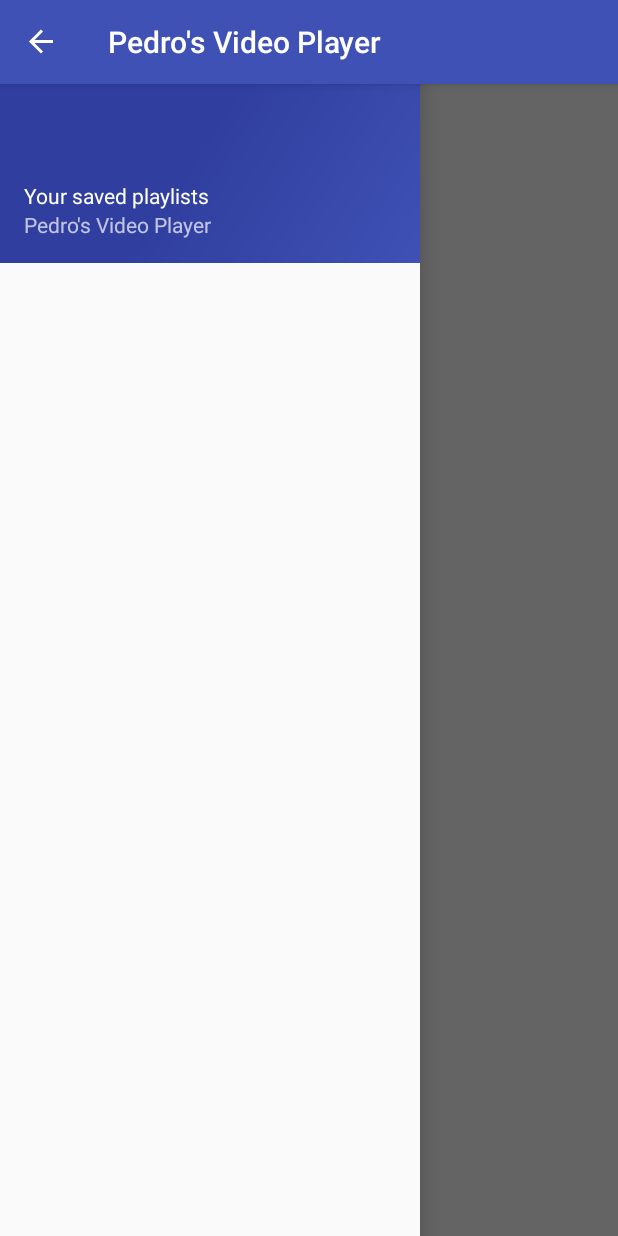
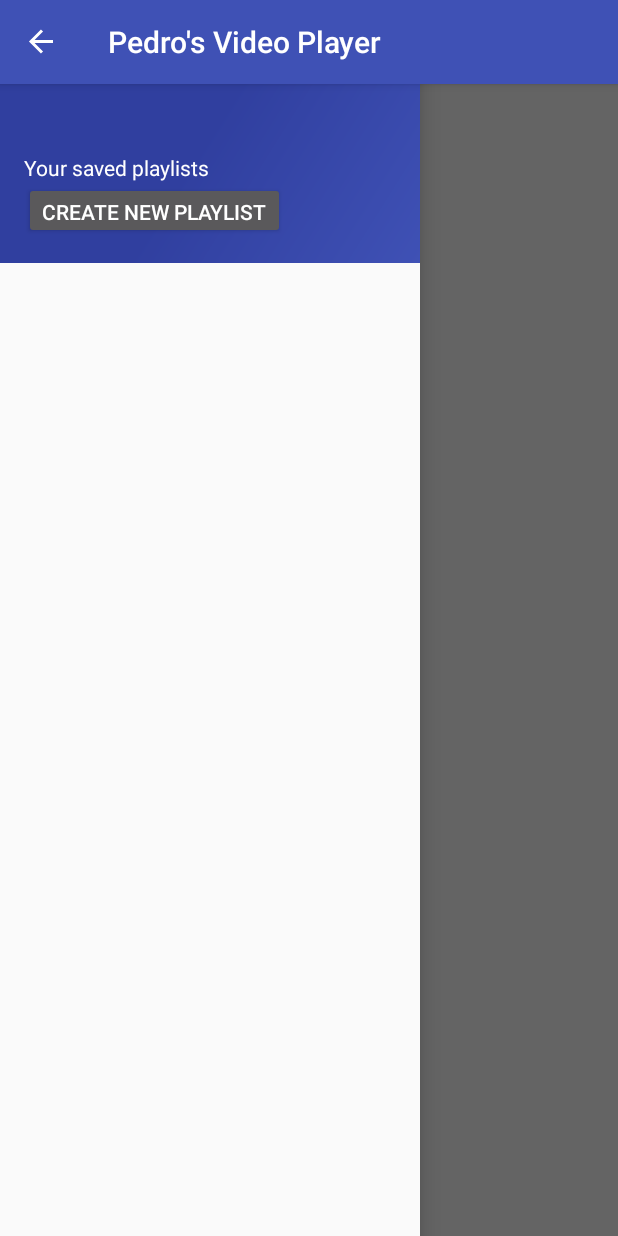
Before and after one commit to zepedropaixao/videoplayer, an Android app: the screen it shows after launch (MainActivity), with the side drawer open, on a phone screen of 412 x 824 dp. Run offline under Robolectric (Android 15) with nearby library versions, the phone set to English and light mode, and no system bars; our stand-ins replace EventBus; libraries missing offline, so code that uses them is left out: com.raizlabs.android; 3 statements that could not run were skipped.

Commit message:
Added create button to the drawer menu

```diff
--- a/app/src/main/java/me/paixao/videoplayer/activities/MainActivity.java
+++ b/app/src/main/java/me/paixao/videoplayer/activities/MainActivity.java
@@ -15,6 +15,7 @@ import android.view.Menu;
 import android.view.MenuItem;
 import android.view.View;
 import android.view.animation.TranslateAnimation;
+import android.widget.Button;
 import android.widget.EditText;
 import android.widget.GridView;
 import android.widget.ListView;
@@ -66,10 +67,22 @@ public class MainActivity extends BaseActivity
         drawer.setDrawerListener(toggle);
         toggle.syncState();
 
-        NavigationView navigationView = (NavigationView) findViewById(R.id.navigation);
+        final NavigationView navigationView = (NavigationView) findViewById(R.id.navigation);
         navigationView.setNavigationItemSelectedListener(this);
 
         updatePlaylistList();
+
+        Button createNewPlaylist = findViewById(R.id.create_new_playlist);
+        createNewPlaylist.setOnClickListener(new View.OnClickListener() {
+            @Override
+            public void onClick(View view) {
+                createNewPlaylist();
+                DrawerLayout drawer = (DrawerLayout) findViewById(R.id.drawer_layout);
+                if (drawer.isDrawerOpen(GravityCompat.START)) {
+                    drawer.closeDrawer(GravityCompat.START);
+                }
+            }
+        });
 
         BottomNavigationView bottomNavigationView = findViewById(R.id.bottom_navigation);
         bottomNavigationView.setOnNavigationItemSelectedListener(
@@ -88,6 +101,12 @@ public class MainActivity extends BaseActivity
                     }
                 });
         super.onCreate(savedInstanceState);
+    }
+
+    public void createNewPlaylist() {
+        toast(R.string.please_select_the_videos_you_wish);
+        imageAdapter.setSelectMode(true);
+        app.bus.post(new StartCreatePlaylistEvent(false));
     }
 
     public void updatePlaylistList() {
--- a/app/src/main/java/me/paixao/videoplayer/ui/adapters/ImageAdapter.java
+++ b/app/src/main/java/me/paixao/videoplayer/ui/adapters/ImageAdapter.java
@@ -159,7 +159,7 @@ public class ImageAdapter extends BaseAdapter {
         mCheckBox.setOnLongClickListener(new View.OnLongClickListener() {
             @Override
             public boolean onLongClick(View view) {
-                App.getInstance().toast("Select Mode Activated!");
+                App.getInstance().toast(R.string.please_select_the_videos_you_wish);
                 if (!selectMode)
                     selectMode = true;
                 mCheckBox.performClick();
--- a/app/src/main/res/layout/activity_main.xml
+++ b/app/src/main/res/layout/activity_main.xml
@@ -48,13 +48,13 @@
                 android:id="@+id/bottom_navigation"
                 android:layout_width="match_parent"
                 android:layout_height="wrap_content"
+                android:layout_above="@id/gridview"
                 android:layout_alignParentBottom="true"
-                android:layout_above="@id/gridview"
                 android:background="@color/colorPrimary"
+                android:visibility="gone"
                 app:itemBackground="@color/colorPrimary"
                 app:itemIconTint="@android:color/white"
                 app:itemTextColor="@android:color/white"
-                android:visibility="gone"
                 app:menu="@menu/create_playlist_menu" />
 
 
@@ -66,6 +66,7 @@
             android:layout_height="match_parent"
             android:layout_gravity="start"
             app:headerLayout="@layout/nav_header_main">
+
             <LinearLayout
                 android:layout_width="match_parent"
                 android:layout_height="match_parent"
@@ -78,6 +79,7 @@
                     android:layout_width="match_parent"
                     android:layout_height="0dp"
                     android:layout_weight="1" />
+
             </LinearLayout>
         </android.support.design.widget.NavigationView>
     </android.support.v4.widget.DrawerLayout>
--- a/app/src/main/res/layout/nav_header_main.xml
+++ b/app/src/main/res/layout/nav_header_main.xml
@@ -26,9 +26,10 @@
         android:text="@string/your_saved_playlists"
         android:textAppearance="@style/TextAppearance.AppCompat.Body1" />
 
-    <TextView
+    <Button
+        android:id="@+id/create_new_playlist"
         android:layout_width="wrap_content"
         android:layout_height="wrap_content"
-        android:text="@string/main_activity_title" />
+        android:text="@string/create_new_playlist" />
 
 </LinearLayout>
--- a/app/src/main/res/values/strings.xml
+++ b/app/src/main/res/values/strings.xml
@@ -2,6 +2,8 @@
     <string name="app_name">VideoPlayer</string>
     <string name="drawer_open">VideoPlayer</string>
     <string name="drawer_close">VideoPlayer</string>
+    <string name="create_new_playlist">Create new playlist</string>
+    <string name="please_select_the_videos_you_wish">Please select the videos you wish to add to your playlist</string>
     <string name="main_activity_title">Pedro\'s Video Player</string>
     <string name="your_saved_playlists">Your saved playlists</string>
     <string name="please_select_videos">Please select videos</string>
```
